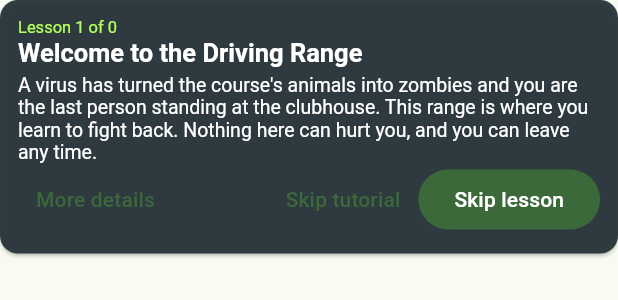
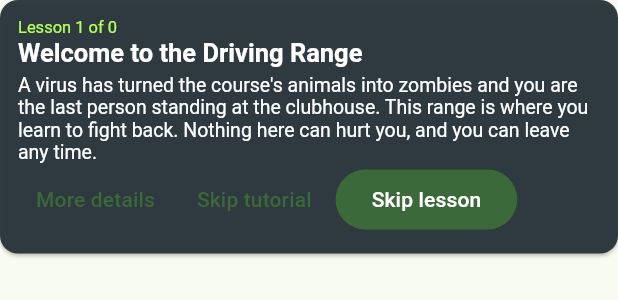
Before and after one commit to quinton22/fore-last-stand, a Flutter app: the LessonCard widget shown alone on an empty page, opened directly with sample values from the repository, on a phone screen of 412 x 824 dp. Shown: the top 300 px of the screen. Run offline on Flutter 3.47's test engine with Material 3 defaults, Android fonts, the phone set to English and light mode, and no system bars; our stand-ins replace material_ui, shared_preferences; missing offline and left inert: flame; accounts and stored records are empty.

Commit message:
Wrap lesson card buttons and keep Settings test on-screen
The lesson card's button row overflowed a 400px screen; the Settings test now starts with the welcome card dismissed.

Co-Authored-By: Claude Sonnet 5.5 <noreply@anthropic.com>

```diff
--- a/lib/ui/range_panels.dart
+++ b/lib/ui/range_panels.dart
@@ -107,11 +107,13 @@ class LessonCard extends StatelessWidget {
                     style: TextStyle(fontWeight: FontWeight.bold, color: done ? Colors.lightGreenAccent : Colors.amberAccent),
                   ),
                 ),
-              Row(
+              Wrap(
+                alignment: WrapAlignment.end,
+                crossAxisAlignment: WrapCrossAlignment.center,
+                spacing: 4,
                 children: [
                   if (lesson.tips.isNotEmpty)
                     TextButton(onPressed: onToggleTips, child: Text(showTips ? 'Hide details' : 'More details')),
-                  const Spacer(),
                   TextButton(onPressed: onSkip, child: const Text('Skip tutorial')),
                   FilledButton(onPressed: onNext, child: Text(last ? 'Start practicing' : (done ? 'Next' : 'Skip lesson'))),
                 ],
```
Also changed, not shown: 1 other file.
